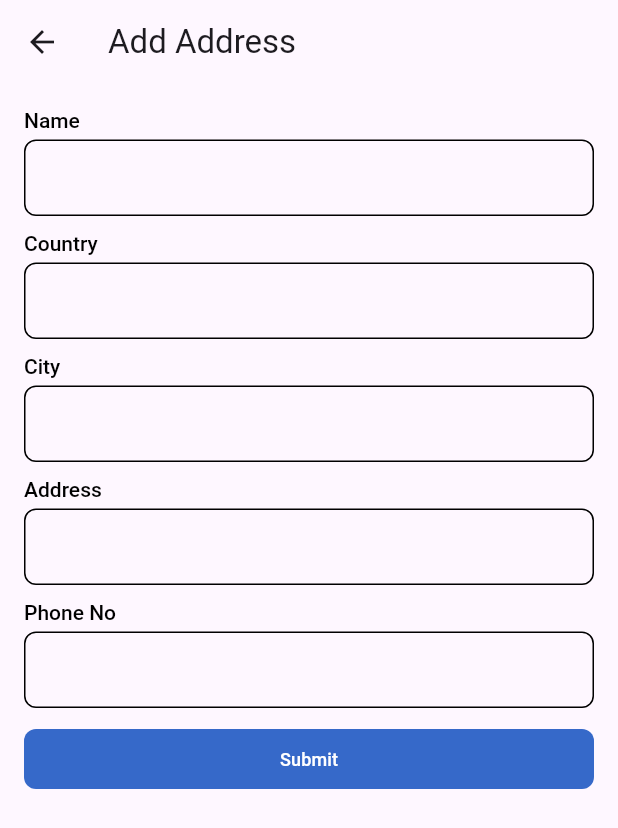
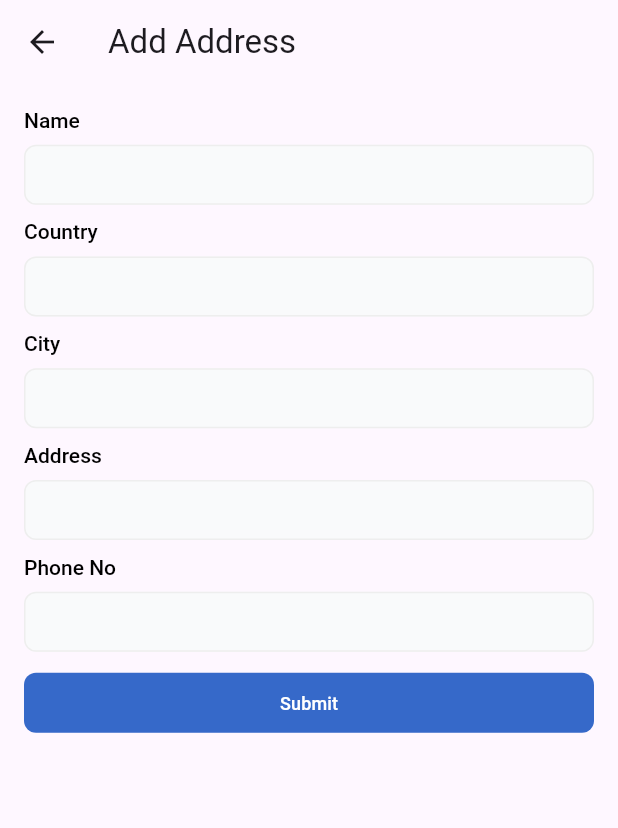
Before and after one commit to StrangerDeveloper/ismmart_vms, a Flutter app: the AddLocationView screen opened directly, on a phone screen of 412 x 824 dp. Shown: the top 828 px of the screen. Run offline on Flutter 3.47's test engine with Material 3 defaults, Android fonts, the phone set to English and light mode, and no system bars; our stand-ins replace cached_network_image, country_code_picker, dropdown_search, firebase_core, fl_chart, flutter_image_compress and 9 more; missing offline and left inert: quill_html_editor; accounts and stored records are empty; project files that could hold a hidden picture were left out.

Commit message:
custom button & custom textField...

```diff
--- a/lib/widgets/custom_button.dart
+++ b/lib/widgets/custom_button.dart
@@ -47,9 +47,9 @@ class CustomTextBtn extends StatelessWidget {
         shape: (shape != null)
             ? shape
             : RoundedRectangleBorder(
-                side: borderSide,
-                borderRadius: BorderRadius.circular(radius),
-              ),
+          side: borderSide,
+          borderRadius: BorderRadius.circular(radius),
+        ),
       ),
       child: child ??
           Text(
--- a/lib/widgets/custom_textfield.dart
+++ b/lib/widgets/custom_textfield.dart
@@ -1,5 +1,4 @@
 import 'package:country_code_picker/country_code_picker.dart';
-import 'package:flutter/cupertino.dart';
 import 'package:flutter/material.dart';
 import 'package:flutter/services.dart';
 import 'package:google_fonts/google_fonts.dart';
@@ -9,7 +8,7 @@ import '../helper/constants.dart';
 
 class CustomTextField1 extends StatelessWidget {
   final String? title;
-  final String? hintText, labelText;
+  final String? hintText;
   final TextEditingController? controller;
   final TextInputType? keyboardType;
   final int maxLines;
@@ -24,10 +23,12 @@ class CustomTextField1 extends StatelessWidget {
   final ValueChanged<String>? onChanged;
   final String? errorText;
   final Color fillColor;
-  final Widget? suffixIcon;
-  final IconData? prefixIcon;
-  final double prefixIconSize;
-  final double suffixIconSize;
+  final bool filled;
+
+  // final Widget? suffixIcon;
+  // final IconData? prefixIcon;
+  // final double prefixIconSize;
+  // final double suffixIconSize;
   final EdgeInsetsGeometry contentPadding;
   final TextStyle? textStyle;
 
@@ -35,7 +36,7 @@ class CustomTextField1 extends StatelessWidget {
     super.key,
     this.contentPadding = const EdgeInsets.symmetric(
       horizontal: 10,
-      vertical: 13.5,
+      vertical: 10,
     ),
     this.asterisk = false,
     this.validator,
@@ -50,15 +51,15 @@ class CustomTextField1 extends StatelessWidget {
     this.onTap,
     this.minLines,
     this.showCursor,
-    this.suffixIcon,
-    this.prefixIconSize = 18,
-    this.suffixIconSize = 18,
-    this.fillColor = Colors.white,
-    this.prefixIcon,
+    // this.suffixIcon,
+    // this.prefixIconSize = 18,
+    // this.suffixIconSize = 18,
+    this.fillColor = ThemeHelper.grey3,
+    // this.prefixIcon,
     this.errorText,
     this.readOnly = false,
-    this.labelText,
     this.textStyle,
+    this.filled = true,
   });
 
   @override
@@ -69,12 +70,11 @@ class CustomTextField1 extends StatelessWidget {
         (title == null)
             ? Container()
             : Padding(
-                padding: const EdgeInsets.only(bottom: 5),
+                padding: const EdgeInsets.only(bottom: 8.5),
                 child: RichText(
                   text: TextSpan(
                     text: title,
                     style: const TextStyle(
-                      //fontSize: 12,
                       color: Colors.black,
                       fontWeight: FontWeight.w500,
                     ),
@@ -84,7 +84,7 @@ class CustomTextField1 extends StatelessWidget {
                               text: '*',
                               style: TextStyle(
                                 color: Colors.red,
-                                fontSize: 16.0,
+                                fontSize: 16,
                               ),
                             )
                           : const TextSpan(text: '')
@@ -94,39 +94,40 @@ class CustomTextField1 extends StatelessWidget {
               ),
         TextFormField(
           onChanged: onChanged,
-          showCursor: showCursor,
+          showCursor: readOnly ? false : showCursor,
           readOnly: readOnly,
           autovalidateMode: autoValidateMode,
           obscureText: obscureText,
           validator: validator,
           onTap: onTap,
-          // style: bodyText1,
-          // cursorColor: kPrimaryColor,
+          style: bodyText1,
           decoration: InputDecoration(
             contentPadding: contentPadding,
-            suffixIcon: suffixIcon,
-            //fillColor: fillColor,
-            //filled: true,
-            labelText: labelText,
-            labelStyle: textStyle,
+            fillColor: fillColor,
+            filled: filled,
             hintText: hintText,
+            hintStyle: const TextStyle(
+              color: ThemeHelper.grey2,
+              fontWeight: FontWeight.w400,
+              fontSize: 14,
+            ),
             isDense: true,
+            enabledBorder: OutlineInputBorder(
+              borderRadius: BorderRadius.circular(8),
+              borderSide: const BorderSide(width: 1, color: ThemeHelper.grey1),
+            ),
+            focusedBorder: OutlineInputBorder(
+              borderRadius: BorderRadius.circular(8),
+              borderSide:
+                  const BorderSide(width: 1.5, color: ThemeHelper.grey1),
+            ),
             errorBorder: OutlineInputBorder(
               borderRadius: BorderRadius.circular(8),
               borderSide: const BorderSide(width: 1),
             ),
-            hintStyle: const TextStyle(color: Colors.black45),
             focusedErrorBorder: OutlineInputBorder(
               borderRadius: BorderRadius.circular(8),
-              borderSide: const BorderSide(width: 1.5),
-            ),
-            focusedBorder: OutlineInputBorder(
-              borderRadius: BorderRadius.circular(8),
-              borderSide: const BorderSide(width: 1.5),
-            ),
-            enabledBorder: OutlineInputBorder(
-              borderRadius: BorderRadius.circular(8),
-              borderSide: const BorderSide(width: 1),
+              borderSide: const BorderSide(width: 1.3),
             ),
           ),
           controller: controller,
```
